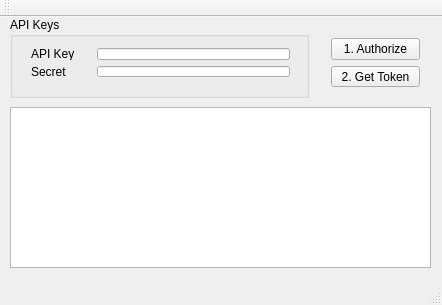
Old version of the form mainwindow.ui in the repository tdmatsu/FlickrAPITest.
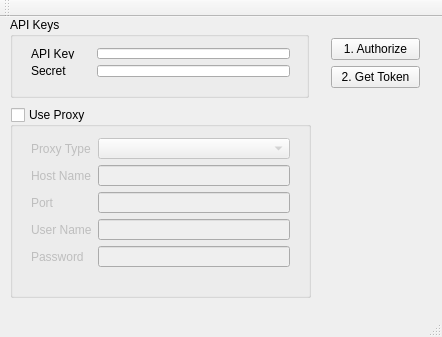
New version of the form.

Commit message: Added Proxy support

```diff
--- a/mainwindow.ui
+++ b/mainwindow.ui
@@ -7,30 +7,20 @@
     <x>0</x>
     <y>0</y>
     <width>442</width>
-    <height>305</height>
+    <height>337</height>
    </rect>
   </property>
   <property name="windowTitle">
    <string>MainWindow</string>
   </property>
   <widget class="QWidget" name="centralWidget">
-   <widget class="QTableView" name="tblResult">
-    <property name="geometry">
-     <rect>
-      <x>10</x>
-      <y>90</y>
-      <width>421</width>
-      <height>161</height>
-     </rect>
-    </property>
-   </widget>
    <widget class="QWidget" name="layoutWidget">
     <property name="geometry">
      <rect>
       <x>320</x>
       <y>10</y>
       <width>111</width>
-      <height>71</height>
+      <height>261</height>
      </rect>
     </property>
     <layout class="QVBoxLayout" name="verticalLayout_2">
@@ -75,7 +65,7 @@
     <property name="title">
      <string>API Keys</string>
     </property>
-    <widget class="QWidget" name="layoutWidget">
+    <widget class="QWidget" name="">
      <property name="geometry">
       <rect>
        <x>10</x>
@@ -84,13 +74,11 @@
        <height>51</height>
       </rect>
      </property>
-     <layout class="QVBoxLayout" name="verticalLayout">
-      <item>
-       <layout class="QHBoxLayout" name="horizontalLayout">
-        <item>
+     <layout class="QFormLayout" name="formLayout_2">
+      <item row="0" column="0">
          <widget class="QLabel" name="label">
           <property name="sizePolicy">
-           <sizepolicy hsizetype="Fixed" vsizetype="Preferred">
+         <sizepolicy hsizetype="Preferred" vsizetype="Preferred">
             <horstretch>0</horstretch>
             <verstretch>0</verstretch>
            </sizepolicy>
@@ -106,17 +94,13 @@
           </property>
          </widget>
         </item>
-        <item>
+      <item row="0" column="1">
          <widget class="QLineEdit" name="txtApiKey"/>
         </item>
-       </layout>
-      </item>
-      <item>
-       <layout class="QHBoxLayout" name="horizontalLayout_2">
-        <item>
+      <item row="1" column="0">
          <widget class="QLabel" name="label_2">
           <property name="sizePolicy">
-           <sizepolicy hsizetype="Fixed" vsizetype="Preferred">
+         <sizepolicy hsizetype="Preferred" vsizetype="Preferred">
             <horstretch>0</horstretch>
             <verstretch>0</verstretch>
            </sizepolicy>
@@ -132,10 +116,93 @@
           </property>
          </widget>
         </item>
-        <item>
+      <item row="1" column="1">
          <widget class="QLineEdit" name="txtSecret"/>
         </item>
        </layout>
+    </widget>
+   </widget>
+   <widget class="QGroupBox" name="grpProxy">
+    <property name="geometry">
+     <rect>
+      <x>10</x>
+      <y>90</y>
+      <width>301</width>
+      <height>191</height>
+     </rect>
+    </property>
+    <property name="title">
+     <string>Use Proxy</string>
+    </property>
+    <property name="checkable">
+     <bool>true</bool>
+    </property>
+    <property name="checked">
+     <bool>false</bool>
+    </property>
+    <widget class="QWidget" name="">
+     <property name="geometry">
+      <rect>
+       <x>10</x>
+       <y>20</y>
+       <width>281</width>
+       <height>151</height>
+      </rect>
+     </property>
+     <layout class="QFormLayout" name="formLayout">
+      <item row="0" column="0">
+       <widget class="QLabel" name="label_3">
+        <property name="text">
+         <string>Proxy Type</string>
+        </property>
+       </widget>
+      </item>
+      <item row="0" column="1">
+       <widget class="QComboBox" name="cmbProxyType"/>
+      </item>
+      <item row="1" column="0">
+       <widget class="QLabel" name="label_4">
+        <property name="text">
+         <string>Host Name</string>
+        </property>
+       </widget>
+      </item>
+      <item row="1" column="1">
+       <widget class="QLineEdit" name="txtProxyHostName"/>
+      </item>
+      <item row="2" column="0">
+       <widget class="QLabel" name="label_5">
+        <property name="text">
+         <string>Port</string>
+        </property>
+       </widget>
+      </item>
+      <item row="2" column="1">
+       <widget class="QLineEdit" name="txtProxyPort"/>
+      </item>
+      <item row="3" column="0">
+       <widget class="QLabel" name="label_6">
+        <property name="text">
+         <string>User Name</string>
+        </property>
+       </widget>
+      </item>
+      <item row="3" column="1">
+       <widget class="QLineEdit" name="txtProxyUserName"/>
+      </item>
+      <item row="4" column="0">
+       <widget class="QLabel" name="label_7">
+        <property name="text">
+         <string>Password</string>
+        </property>
+       </widget>
+      </item>
+      <item row="4" column="1">
+       <widget class="QLineEdit" name="txtProxyPassword">
+        <property name="echoMode">
+         <enum>QLineEdit::Password</enum>
+        </property>
+       </widget>
       </item>
      </layout>
     </widget>
```
Left out of the diff: 3 changed lines with no effect on the pictures. Lines whose indentation alone changed are shown as unchanged. The commit also changes 4 other files.
